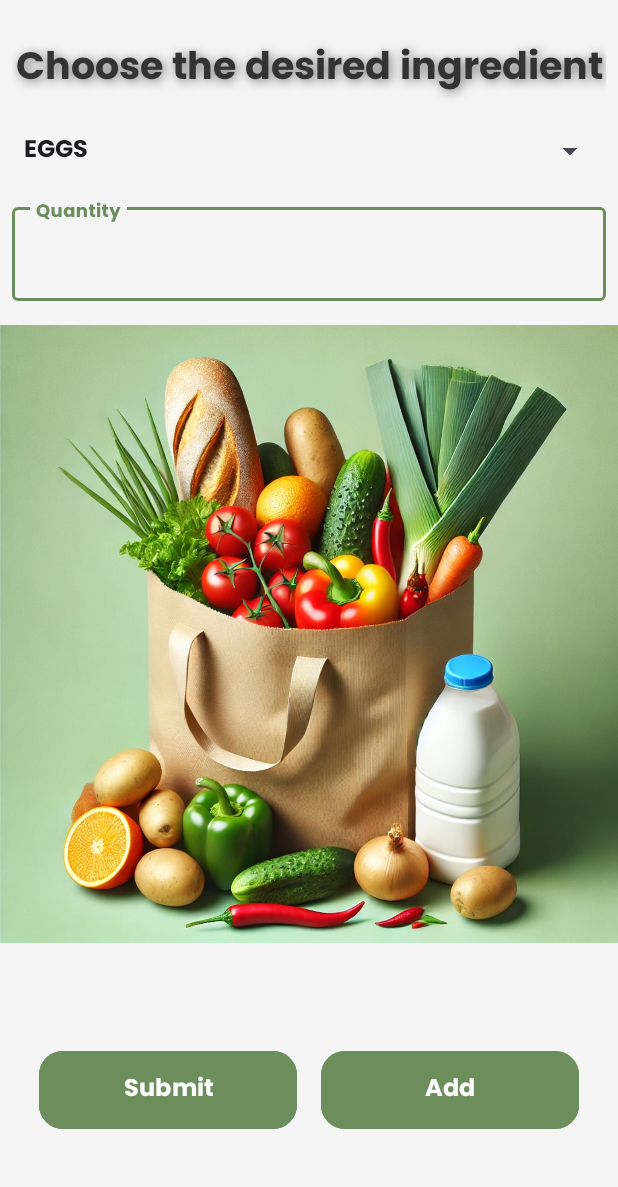
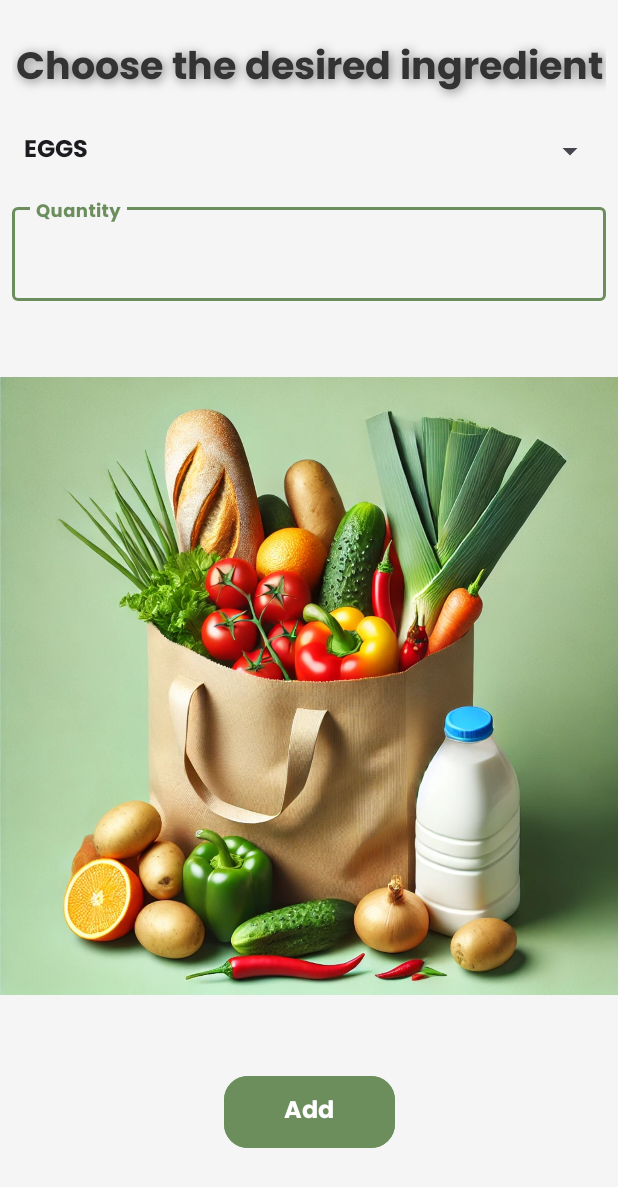
Before and after one commit to CazaceanuOctavian/pizzaTime, an Android app: the AddIngredientsForm screen opened directly, with no data from a screen before it, on a phone screen of 412 x 824 dp. Shown: the top 1187 px of the screen. Run offline under Robolectric (Android 15) with nearby library versions, the phone set to English and light mode, and no system bars.

Commit message:
almost lost some stuff

```diff
--- a/app/src/main/java/com/example/proiect_dam_retete/AddIngredientsForm.java
+++ b/app/src/main/java/com/example/proiect_dam_retete/AddIngredientsForm.java
@@ -53,7 +53,6 @@ public class AddIngredientsForm extends AppCompatActivity {
         spinner.setAdapter(adapter);
 
         btn_submit=findViewById(R.id.dinita_cosmina_button_Submit);
-        btn_add=findViewById(R.id.dinita_cosmina_button_Add);
         intent_submit=getIntent();
 
 
--- a/app/src/main/res/layout/activity_add_ingredients_form.xml
+++ b/app/src/main/res/layout/activity_add_ingredients_form.xml
@@ -73,47 +73,25 @@
 
     </com.google.android.material.textfield.TextInputLayout>
 
-    <androidx.constraintlayout.widget.ConstraintLayout
-        android:id="@+id/button_layout"
-        android:layout_width="match_parent"
+
+    <Button
+        android:id="@+id/dinita_cosmina_button_Submit"
+        android:layout_width="wrap_content"
         android:layout_height="wrap_content"
-        app:layout_constraintTop_toBottomOf="@id/dinita_cosmina_image"
+        android:backgroundTint="#6c8e5d"
+        android:paddingHorizontal="40dp"
+        android:paddingVertical="10dp"
+        android:layout_marginBottom="20dp"
+        android:text="Add"
+        android:textColor="#FFFFFF"
+        android:textSize="16sp"
+        app:cornerRadius="16dp"
+        app:layout_constraintBottom_toBottomOf="parent"
+        app:layout_constraintEnd_toEndOf="parent"
         app:layout_constraintStart_toStartOf="parent"
-        app:layout_constraintEnd_toEndOf="parent"
-        app:layout_constraintBottom_toBottomOf="parent"
-        android:layout_margin="10dp"
-        android:layout_marginBottom="32dp"
-        android:paddingStart="16dp"
-        android:paddingEnd="16dp">
+        app:layout_constraintTop_toBottomOf="@id/dinita_cosmina_image"/>
 
-        <Button
-            android:id="@+id/dinita_cosmina_button_Submit"
-            android:layout_width="0dp"
-            android:layout_height="60dp"
-            android:layout_marginEnd="8dp"
-            app:layout_constraintStart_toStartOf="parent"
-            app:layout_constraintEnd_toStartOf="@id/dinita_cosmina_button_Add"
-            app:layout_constraintTop_toTopOf="parent"
-            android:text="Submit"
-            android:textColor="#FFFFFF"
-            android:textSize="16sp"
-            android:backgroundTint="#6c8e5d"
-            app:cornerRadius="16dp" />
 
-        <Button
-            android:id="@+id/dinita_cosmina_button_Add"
-            android:layout_width="0dp"
-            android:layout_height="60dp"
-            android:layout_marginStart="8dp"
-            app:layout_constraintStart_toEndOf="@id/dinita_cosmina_button_Submit"
-            app:layout_constraintEnd_toEndOf="parent"
-            app:layout_constraintTop_toTopOf="parent"
-            android:text="Add"
-            android:textColor="#FFFFFF"
-            android:textSize="16sp"
-            android:backgroundTint="#6c8e5d"
-            app:cornerRadius="16dp" />
-    </androidx.constraintlayout.widget.ConstraintLayout>
 
 
 </androidx.constraintlayout.widget.ConstraintLayout>
```
Also changed, not shown: app/src/main/java/com/example/proiect_dam_retete/Ingredient.java (+4 -3 lines), app/src/main/java/com/example/proiect_dam_retete/MainActivity.java (+70 -6 lines), app/src/main/java/com/example/proiect_dam_retete/Recipe.java (+9 -0 lines), app/src/main/java/com/example/proiect_dam_retete/RecipeListActivity.java (+6 -8 lines).
